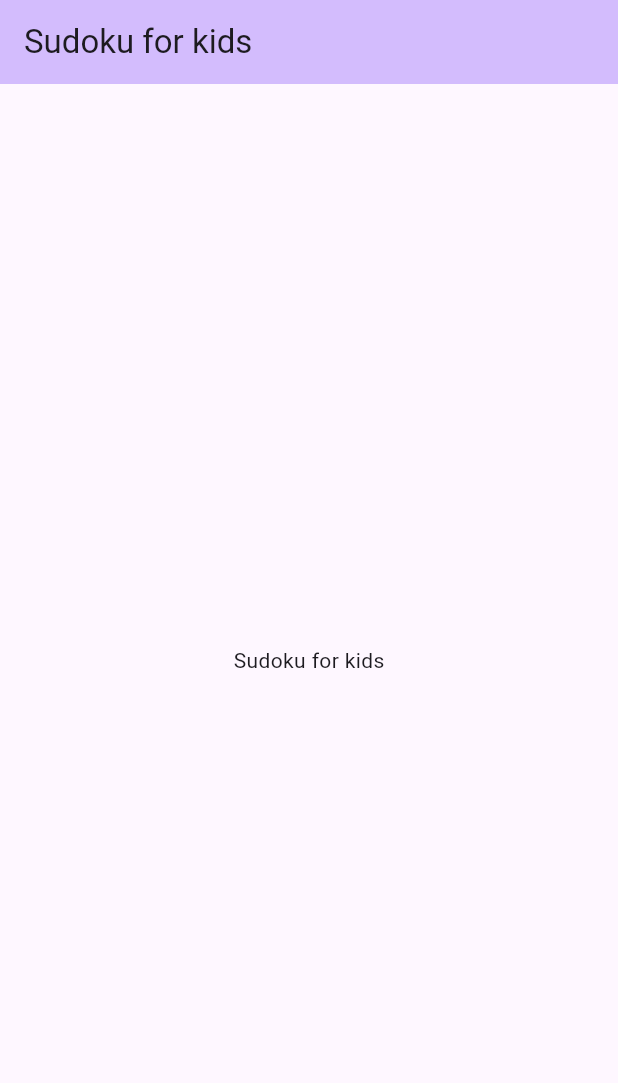
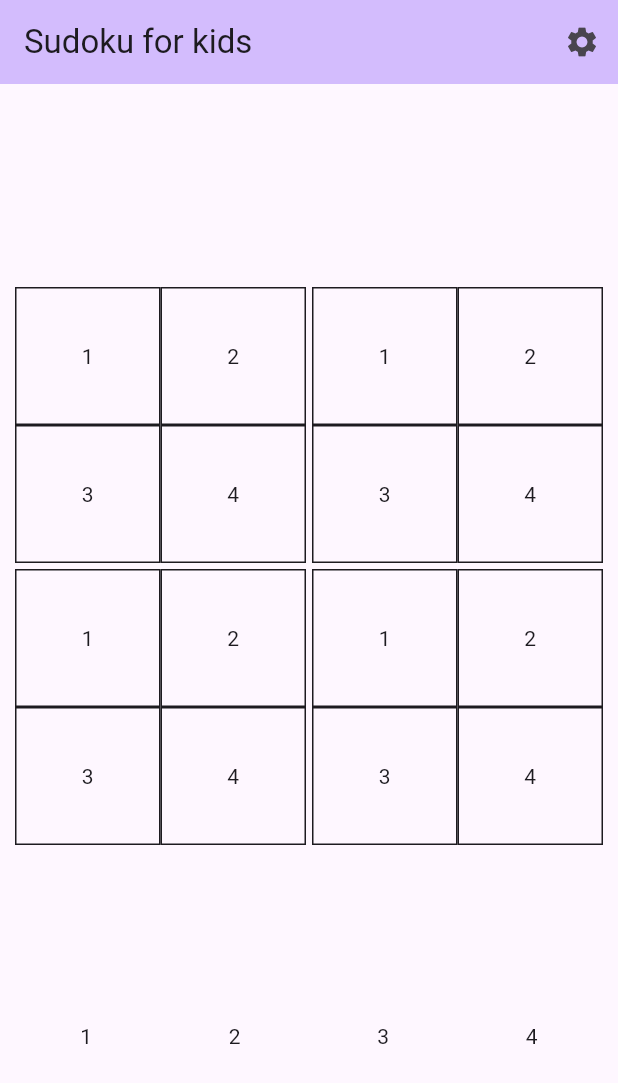
Before and after one commit to augustosalazar/f_simple_sudoku_sol, a Flutter app: the screen it shows after launch, on a phone screen of 412 x 824 dp. Shown: the top 1083 px of the screen. Run offline on Flutter 3.47's test engine with Material 3 defaults, Android fonts, the phone set to English and light mode, and no system bars.

Commit message:
90% done

```diff
--- a/lib/ui/pages/sudoku.dart
+++ b/lib/ui/pages/sudoku.dart
@@ -9,16 +9,118 @@ class Sudoku extends StatelessWidget {
         appBar: AppBar(
           backgroundColor: Theme.of(context).colorScheme.inversePrimary,
           title: const Text('Sudoku for kids'),
+          actions: [
+            IconButton(icon: const Icon(Icons.settings), onPressed: () {})
+          ],
         ),
         body: const Center(
-          child: Column(
-            mainAxisAlignment: MainAxisAlignment.center,
-            children: <Widget>[
-              Text(
-                'Sudoku for kids',
-              ),
-            ],
+          child: Padding(
+            padding: EdgeInsets.all(8.0),
+            child: Column(
+              mainAxisAlignment: MainAxisAlignment.center,
+              children: <Widget>[
+                Spacer(),
+                Board(),
+                Options(),
+              ],
+            ),
           ),
         ));
   }
 }
+
+class Board extends StatelessWidget {
+  const Board({super.key});
+
+  @override
+  Widget build(BuildContext context) {
+    return const Expanded(
+        flex: 3,
+        child: Column(
+          children: [
+            Expanded(
+                child: Row(
+              children: [
+                Expanded(child: Bloque()),
+                Expanded(child: Bloque()),
+              ],
+            )),
+            Expanded(
+                child: Row(
+              children: [
+                Expanded(child: Bloque()),
+                Expanded(child: Bloque()),
+              ],
+            ))
+          ],
+        ));
+  }
+}
+
+class Bloque extends StatelessWidget {
+  const Bloque({super.key});
+
+  @override
+  Widget build(BuildContext context) {
+    return const Padding(
+      padding: EdgeInsets.all(2.0),
+      child: Column(
+        children: [
+          Expanded(
+              child: Row(
+            children: [
+              Expanded(flex: 2, child: Casilla(value: '1')),
+              Expanded(
+                  flex: 2,
+                  child: Casilla(
+                    value: '2',
+                  )),
+            ],
+          )),
+          Expanded(
+              child: Row(
+            children: [
+              Expanded(child: Casilla(value: '3')),
+              Expanded(
+                  child: Casilla(
+                value: '4',
+              )),
+            ],
+          )),
+        ],
+      ),
+    );
+  }
+}
+
+class Casilla extends StatelessWidget {
+  const Casilla({super.key, required this.value});
+  final String value;
+
+  @override
+  Widget build(BuildContext context) {
+    return Container(
+        decoration: BoxDecoration(
+            border: Border.all(color: Theme.of(context).colorScheme.onSurface)),
+        child: Center(child: Text(value)));
+  }
+}
+
+class Options extends StatelessWidget {
+  const Options({super.key});
+
+  @override
+  Widget build(BuildContext context) {
+    return const Expanded(
+        flex: 2,
+        child: Row(
+          mainAxisAlignment: MainAxisAlignment.spaceAround,
+          children: [
+            Expanded(child: Center(child: Text('1'))),
+            Expanded(child: Center(child: Text('2'))),
+            Expanded(child: Center(child: Text('3'))),
+            Expanded(child: Center(child: Text('4'))),
+          ],
+        ));
+  }
+}
```
Also changed, not shown: pubspec.lock.
